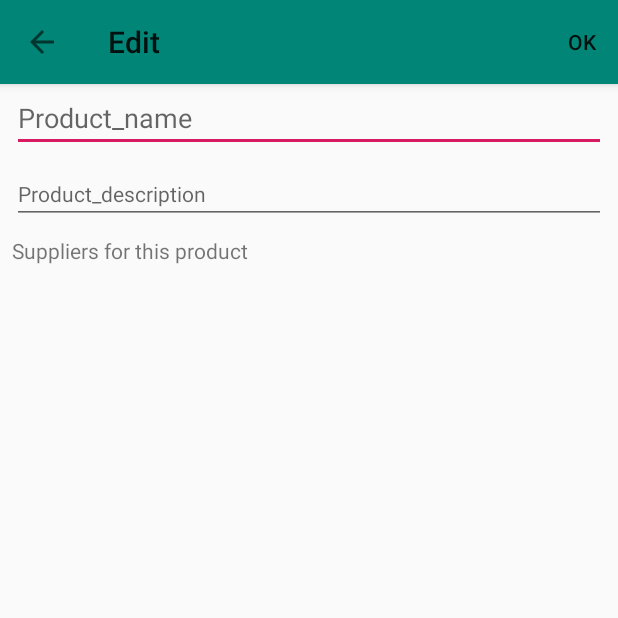
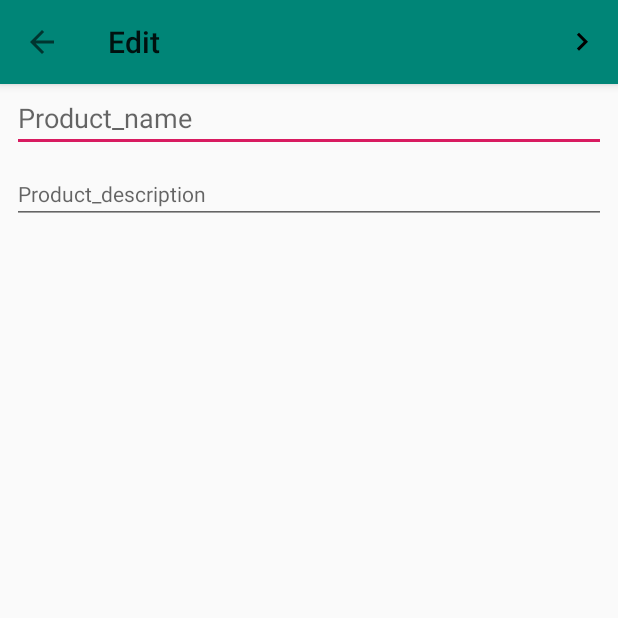
Before and after one commit to Sebastiaan-Alvarez-Rodriguez/Xenopelthis, an Android app: the ProductEditActivity screen opened directly, with no data from a screen before it, on a phone screen of 412 x 824 dp, the top half of it. Run offline under Robolectric (Android 15) with nearby library versions, the phone set to English and light mode, and no system bars.

Commit message:
Finished on checkable adapters. Seperated product and relational edits

```diff
--- a/app/src/main/AndroidManifest.xml
+++ b/app/src/main/AndroidManifest.xml
@@ -23,6 +23,7 @@
         </activity>
         <activity android:name=".ui.supplier.SupplierEditActivity" />
         <activity android:name=".ui.product.ProductEditActivity" />
+        <activity android:name=".ui.product.ProductEditRelationActivity" />
     </application>
 
 </manifest>
--- a/app/src/main/java/com/sebastiaan/xenopelthis/ui/product/ProductEditActivity.java
+++ b/app/src/main/java/com/sebastiaan/xenopelthis/ui/product/ProductEditActivity.java
@@ -1,15 +1,10 @@
 package com.sebastiaan.xenopelthis.ui.product;
 
-import android.arch.lifecycle.ViewModelProviders;
 import android.content.Intent;
 import android.os.Bundle;
 import android.support.annotation.Nullable;
-import android.support.design.widget.Snackbar;
 import android.support.v7.app.ActionBar;
 import android.support.v7.app.AppCompatActivity;
-import android.support.v7.widget.DividerItemDecoration;
-import android.support.v7.widget.LinearLayoutManager;
-import android.support.v7.widget.RecyclerView;
 import android.support.v7.widget.Toolbar;
 import android.view.Menu;
 import android.view.MenuItem;
@@ -17,43 +12,23 @@ import android.widget.EditText;
 
 import com.sebastiaan.xenopelthis.R;
 import com.sebastiaan.xenopelthis.ui.constructs.ProductStruct;
-import com.sebastiaan.xenopelthis.ui.supplier.SupplierViewModel;
-import com.sebastiaan.xenopelthis.ui.supplier.view.SupplierAdapterCheckable;
-
-import java.util.ArrayList;
 
 //TODO: WIP: Make MVVM for supplier list. Make something to have checkable adapter functionality (new class)
 public class ProductEditActivity extends AppCompatActivity {
+    private static final int REQ_RELATIONS = 1;
     private EditText name, description;
-    private RecyclerView supplierlist;
-
-    private SupplierAdapterCheckable adapter;
-    private SupplierViewModel model;
-
 
     @Override
     protected void onCreate(@Nullable Bundle savedInstanceState) {
         super.onCreate(savedInstanceState);
-        model = ViewModelProviders.of(this).get(SupplierViewModel.class);
         setContentView(R.layout.activity_product_edit);
         findGlobalViews();
-        prepareList();
         setupActionBar();
-    }
-
-
-    private void prepareList() {
-        adapter = new SupplierAdapterCheckable();
-        model.getAll().observe(this, adapter);
-        supplierlist.setLayoutManager(new LinearLayoutManager(this));
-        supplierlist.setAdapter(adapter);
-        supplierlist.addItemDecoration(new DividerItemDecoration(this, LinearLayoutManager.VERTICAL));
     }
 
     private void findGlobalViews() {
         name = findViewById(R.id.product_edit_name);
         description = findViewById(R.id.product_edit_description);
-        supplierlist = findViewById(R.id.product_edit_supplierslist);
     }
 
     private void setupActionBar() {
@@ -66,13 +41,12 @@ public class ProductEditActivity extends AppCompatActivity {
         }
     }
 
-
     private ProductStruct getProduct() {
         return new ProductStruct(name.getText().toString(), description.getText().toString());
     }
 
     private boolean checkInput(ProductStruct p) {
-        if (p.name.isEmpty() || p.description.isEmpty() || adapter.getSelectedCount() == 0) {
+        if (p.name.isEmpty() || p.description.isEmpty()) {
             showEmptyErrors(p);
             return false;
         }
@@ -85,10 +59,17 @@ public class ProductEditActivity extends AppCompatActivity {
 
         if (p.description.isEmpty())
             description.setError("This field must be filled");
+    }
 
-        if (adapter.hasSelected()) {
-            Snackbar snackbar = Snackbar.make(findViewById(R.id.product_edit_layout),"Give at least 1 supplier", Snackbar.LENGTH_LONG);
-            snackbar.show();
+    @Override
+    protected void onActivityResult(int requestCode, int resultCode, @Nullable Intent data) {
+        switch (requestCode) {
+            case REQ_RELATIONS:
+                if (resultCode == RESULT_OK && data != null && data.hasExtra("result-product") && data.hasExtra("result-relations")) {
+                    setResult(RESULT_OK, data);
+                    finish();
+                }
+
         }
     }
 
@@ -98,14 +79,12 @@ public class ProductEditActivity extends AppCompatActivity {
             case android.R.id.home:
                 finish();
                 break;
-            case R.id.edit_menu_done:
+            case R.id.edit_menu_continue:
                 ProductStruct p = getProduct();
                 if (checkInput(p)) {
-                    Intent result = new Intent();
-                    result.putExtra("result-product", p);
-                    result.putExtra("result-relations", new ArrayList<>(adapter.getSelectedIDs())); //TODO: This is serializable -> Slow. Improve
-                    setResult(RESULT_OK);
-                    finish();
+                    Intent next = new Intent(this, ProductEditRelationActivity.class);
+                    next.putExtra("result-product", p);
+                    startActivityForResult(next, REQ_RELATIONS);
                 }
                 break;
         }
@@ -114,7 +93,7 @@ public class ProductEditActivity extends AppCompatActivity {
 
     @Override
     public boolean onCreateOptionsMenu(Menu menu) {
-        getMenuInflater().inflate(R.menu.edit_menu, menu);
+        getMenuInflater().inflate(R.menu.edit_menu_next, menu);
         return true;
     }
 }
--- a/app/src/main/java/com/sebastiaan/xenopelthis/ui/product/ProductFragment.java
+++ b/app/src/main/java/com/sebastiaan/xenopelthis/ui/product/ProductFragment.java
@@ -84,9 +84,9 @@ public class ProductFragment extends Fragment {
         switch (requestCode) {
             case REQ_ADD:
                 if (resultCode == RESULT_OK && data.getExtras() != null && data.hasExtra("result")) {
-                    ProductStruct p = data.getExtras().getParcelable("result");
+                    ProductStruct p = data.getExtras().getParcelable("result-product");
+                    model.add(p);
 
-                    model.add(p);
                 }
                 break;
             case REQ_UPDATE:
--- a/app/src/main/java/com/sebastiaan/xenopelthis/ui/supplier/SupplierEditActivity.java
+++ b/app/src/main/java/com/sebastiaan/xenopelthis/ui/supplier/SupplierEditActivity.java
@@ -59,9 +59,8 @@ public class SupplierEditActivity extends AppCompatActivity {
         if (s.name.isEmpty() || s.city.isEmpty() || s.postalcode.isEmpty() || s.streetname.isEmpty() || s.housenumber.isEmpty()) {
             showEmptyErrors(s);
             return false;
-        } else {
-            return true;
         }
+        return true;
     }
 
     private void showEmptyErrors(SupplierStruct s) {
@@ -102,7 +101,7 @@ public class SupplierEditActivity extends AppCompatActivity {
 
     @Override
     public boolean onCreateOptionsMenu(Menu menu) {
-        getMenuInflater().inflate(R.menu.edit_menu, menu);
+        getMenuInflater().inflate(R.menu.edit_menu_ok, menu);
         return true;
     }
 }
--- /dev/null
+++ b/app/src/main/res/drawable/ic_arrow_right.xml
@@ -0,0 +1,9 @@
+<vector xmlns:android="http://schemas.android.com/apk/res/android"
+        android:width="24dp"
+        android:height="24dp"
+        android:viewportWidth="24.0"
+        android:viewportHeight="24.0">
+    <path
+        android:fillColor="#FF000000"
+        android:pathData="M8.59,16.34l4.58,-4.59 -4.58,-4.59L10,5.75l6,6 -6,6z"/>
+</vector>
--- a/app/src/main/res/layout/activity_product_edit.xml
+++ b/app/src/main/res/layout/activity_product_edit.xml
@@ -45,27 +45,4 @@
         app:layout_constraintStart_toStartOf="parent"
         app:layout_constraintTop_toBottomOf="@+id/product_edit_name" />
 
-    <TextView
-        android:id="@+id/product_constText1"
-        android:layout_width="wrap_content"
-        android:layout_height="wrap_content"
-        android:layout_marginStart="8dp"
-        android:layout_marginTop="8dp"
-        android:text="Suppliers for this product"
-        app:layout_constraintStart_toStartOf="parent"
-        app:layout_constraintTop_toBottomOf="@+id/product_edit_description" />
-
-    <android.support.v7.widget.RecyclerView
-        android:id="@+id/product_edit_supplierslist"
-        android:layout_width="0dp"
-        android:layout_height="0dp"
-        android:layout_marginStart="8dp"
-        android:layout_marginTop="8dp"
-        android:layout_marginEnd="8dp"
-        android:layout_marginBottom="8dp"
-        app:layout_constraintBottom_toBottomOf="parent"
-        app:layout_constraintEnd_toEndOf="parent"
-        app:layout_constraintStart_toStartOf="parent"
-        app:layout_constraintTop_toBottomOf="@+id/product_constText1" />
-
 </android.support.constraint.ConstraintLayout >
--- /dev/null
+++ b/app/src/main/res/menu/edit_menu_next.xml
@@ -0,0 +1,9 @@
+<?xml version="1.0" encoding="utf-8"?>
+<menu xmlns:android="http://schemas.android.com/apk/res/android"
+    xmlns:app="http://schemas.android.com/apk/res-auto">
+    <item android:id="@+id/edit_menu_continue"
+        android:title="next"
+        android:icon="@drawable/ic_arrow_right"
+        android:iconTint="@android:color/white"
+        app:showAsAction="always" />
+</menu>
```
Also changed, not shown: app/src/main/java/com/sebastiaan/xenopelthis/ui/product/ProductEditRelationActivity.java (added, +100 -0 lines), app/src/main/java/com/sebastiaan/xenopelthis/ui/product/view/ProductAdapter.java (+9 -7 lines), app/src/main/java/com/sebastiaan/xenopelthis/ui/product/view/ProductAdapterCheckable.java (+21 -8 lines), app/src/main/java/com/sebastiaan/xenopelthis/ui/supplier/view/SupplierAdapter.java (+9 -7 lines), app/src/main/java/com/sebastiaan/xenopelthis/ui/supplier/view/SupplierAdapterCheckable.java (+21 -10 lines), app/src/main/res/layout/relation_edit.xml (added, +39 -0 lines), app/src/main/res/menu/edit_menu_ok.xml (renamed from app/src/main/res/menu/edit_menu.xml).
